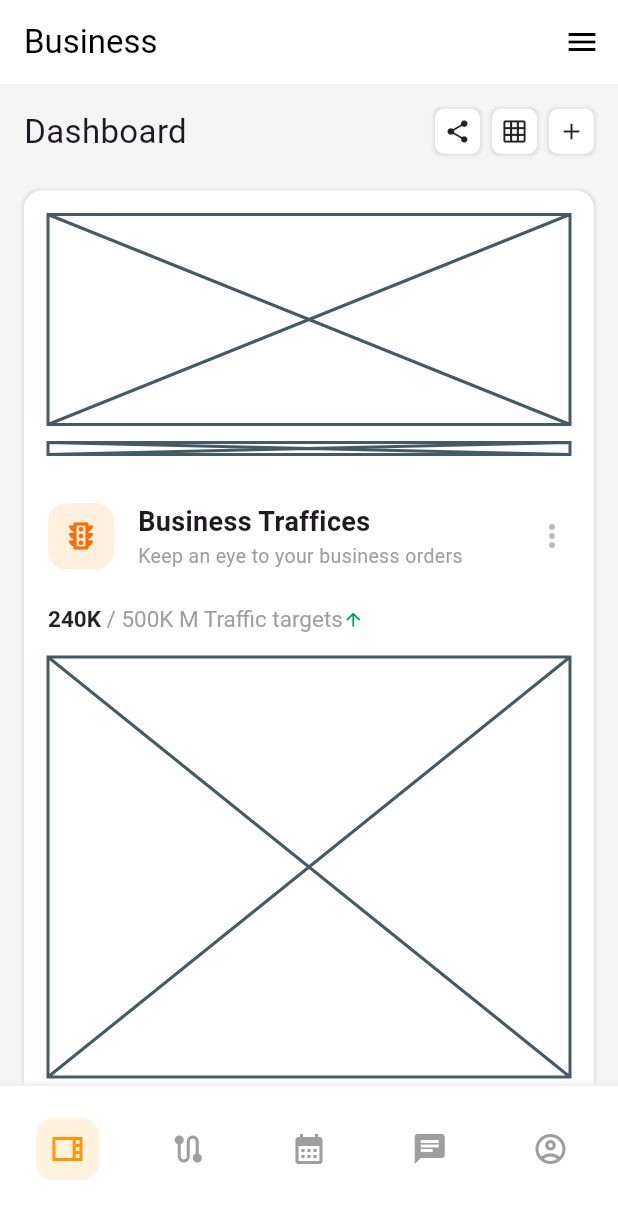
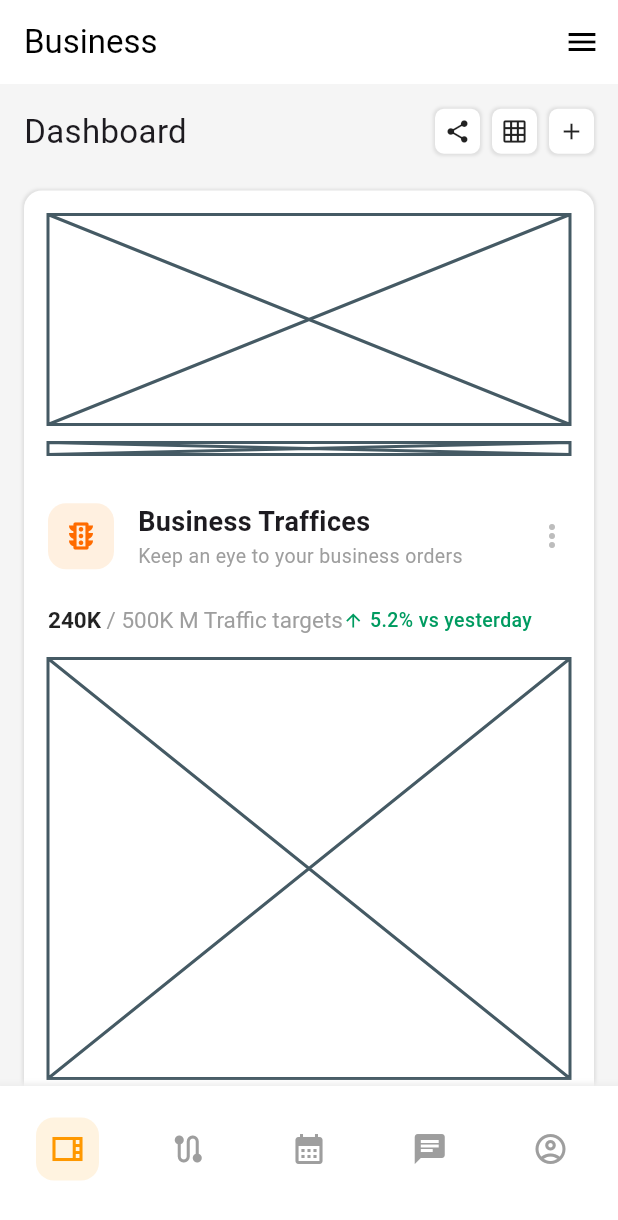
Before and after one commit to JAICHANGPARK/flutter_notebook_chapter_49, a Flutter app: the BusinessMainPage screen opened directly, on a phone screen of 412 x 824 dp. Shown: the top 1220 px of the screen. Run offline on Flutter 3.47's test engine with Material 3 defaults, Android fonts, the phone set to English and light mode, and no system bars; our stand-ins replace dots_indicator, gap, google_fonts.

Commit message:
Update business_traffic_card_widget.dart

```diff
--- a/lib/ep2467_business_control_center_app/ui/business_traffic_card_widget.dart
+++ b/lib/ep2467_business_control_center_app/ui/business_traffic_card_widget.dart
@@ -57,9 +57,16 @@ class BusinessTrafficCardWidget extends StatelessWidget {
                 ),
               ),
               Row(
+                spacing: 4,
                 children: [
                   Icon(Icons.arrow_upward, size: 14,
-                  color: Color(0xFF009B60),)
+                  color: Color(0xFF009B60),),
+                  Text("5.2% vs yesterday",style: TextStyle(
+                    fontSize: 13,
+                    color: Color(0xFF009B60),
+                    fontWeight: .w500,
+
+                  ),)
                 ],
               )
             ],
```
